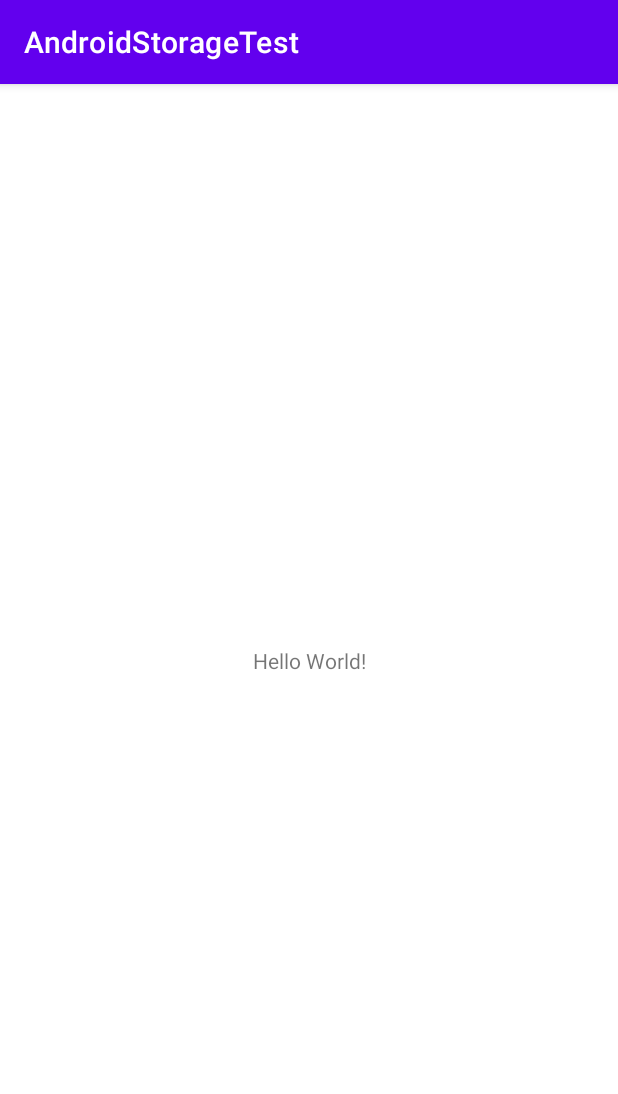
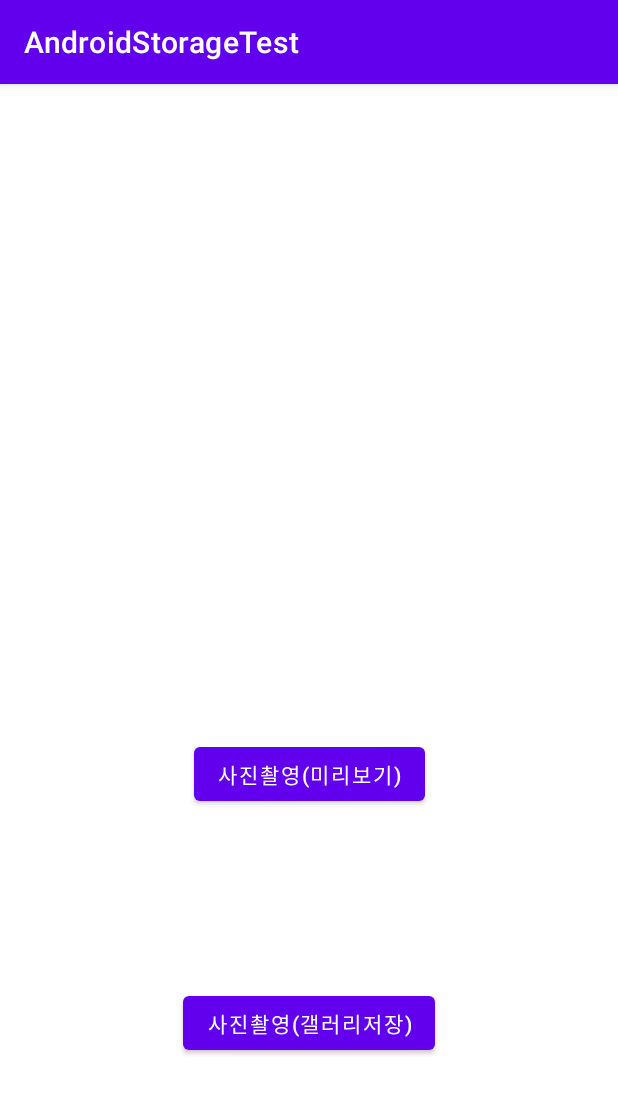
Before and after one commit to BaeWooRam/AndroidStorageTest, an Android app: the screen it shows after launch (MainActivity), on a phone screen of 412 x 824 dp. Shown: the top 1094 px of the screen. Run offline under Robolectric (Android 15) with nearby library versions, the phone set to English and light mode, and no system bars.

Commit message:
[Update] 코드 수정
+MainActivity 정리
+CameraUtil 메소드 대거 추가
+layout 및 file path 수정
- DataDao findByName 메소드 삭제

```diff
--- a/app/src/main/java/com/example/androidstoragetest/room/DataDao.kt
+++ b/app/src/main/java/com/example/androidstoragetest/room/DataDao.kt
@@ -13,10 +13,6 @@ interface DataDao {
     @Query("SELECT * FROM data WHERE uuid IN (:uuids)")
     fun loadAllByIds(uuids: IntArray): List<Data>
 
-    @Query("SELECT * FROM user WHERE first_name LIKE :first AND " +
-            "last_name LIKE :last LIMIT 1")
-    fun findByName(first: String, last: String): Data
-
     @Insert
     fun insertAll(vararg data: Data)
 
--- a/app/src/main/res/layout/activity_main.xml
+++ b/app/src/main/res/layout/activity_main.xml
@@ -6,13 +6,34 @@
     android:layout_height="match_parent"
     tools:context=".MainActivity">
 
-    <TextView
+    <ImageView
+        android:id="@+id/ivPicture"
         android:layout_width="wrap_content"
         android:layout_height="wrap_content"
-        android:text="Hello World!"
-        app:layout_constraintBottom_toBottomOf="parent"
-        app:layout_constraintLeft_toLeftOf="parent"
-        app:layout_constraintRight_toRightOf="parent"
-        app:layout_constraintTop_toTopOf="parent" />
+        android:minHeight="200dp"
+        android:minWidth="200dp"
+        app:layout_constraintStart_toStartOf="parent"
+        app:layout_constraintTop_toTopOf="parent"
+        app:layout_constraintBottom_toTopOf="@id/btnTakePicture"
+        app:layout_constraintEnd_toEndOf="parent"/>
 
+    <Button
+        android:id="@+id/btnTakePicture"
+        android:layout_width="wrap_content"
+        android:layout_height="wrap_content"
+        android:text="사진촬영(미리보기)"
+        app:layout_constraintStart_toStartOf="parent"
+        app:layout_constraintEnd_toEndOf="parent"
+        app:layout_constraintTop_toBottomOf="@id/ivPicture"
+        app:layout_constraintBottom_toTopOf="@id/btnSaveGallery"/>
+
+    <Button
+        android:id="@+id/btnSaveGallery"
+        android:layout_width="wrap_content"
+        android:layout_height="wrap_content"
+        android:text="사진촬영(갤러리저장)"
+        app:layout_constraintStart_toStartOf="parent"
+        app:layout_constraintEnd_toEndOf="parent"
+        app:layout_constraintTop_toBottomOf="@id/btnTakePicture"
+        app:layout_constraintBottom_toBottomOf="parent"/>
 </androidx.constraintlayout.widget.ConstraintLayout>
```
Also changed, not shown: app/src/main/java/com/example/androidstoragetest/MainActivity.kt (+60 -2 lines), app/src/main/java/com/example/androidstoragetest/util/CameraUtil.kt (+152 -34 lines), app/src/main/res/xml/file_paths.xml (+8 -6 lines).
